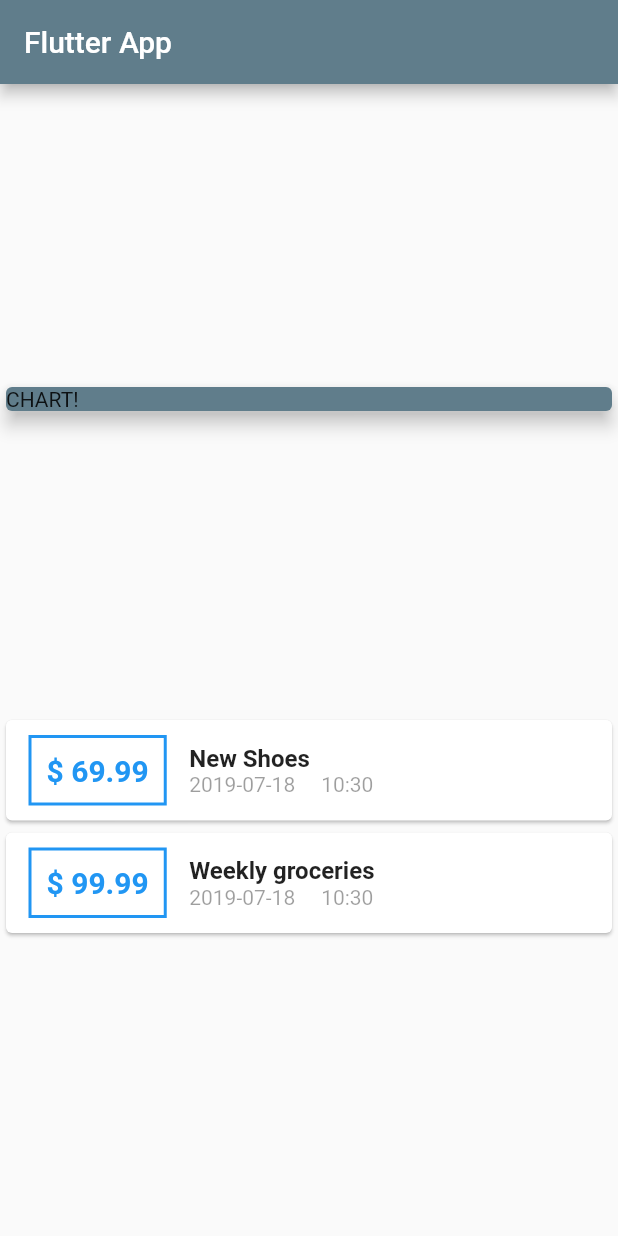
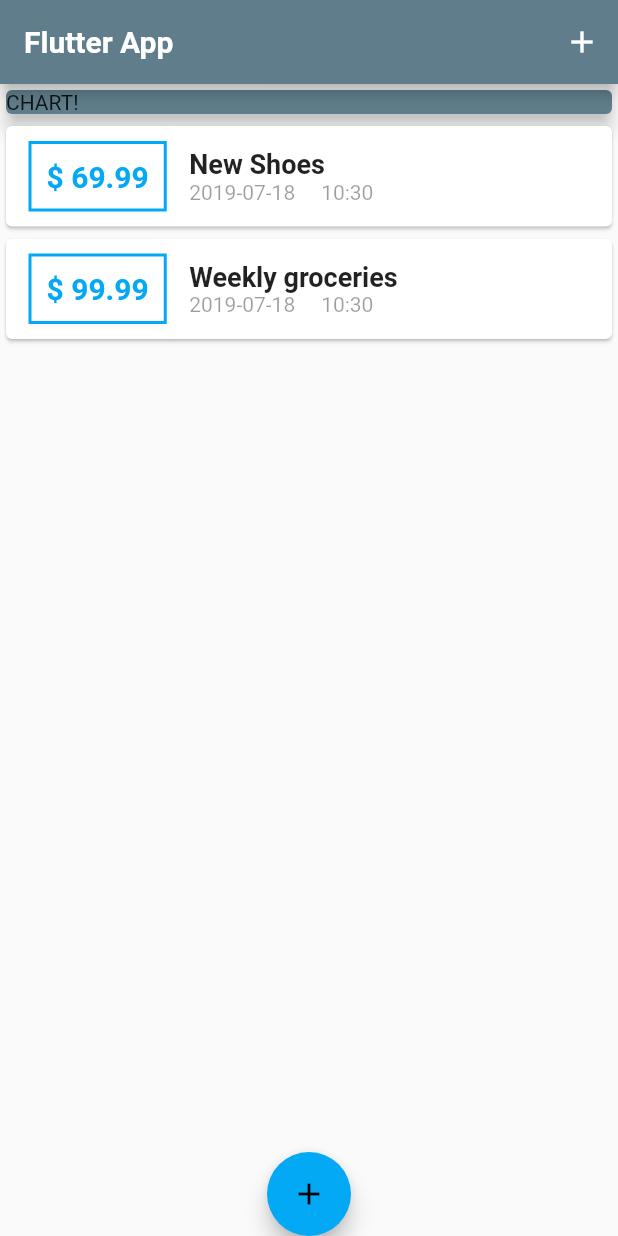
Before and after one commit to 123jkl6/personal_expenses, a Flutter app: the screen it shows after launch, on a phone screen of 412 x 824 dp. Run offline on Flutter 3.47's test engine with Material 2 defaults, Android fonts, the phone set to English and light mode, and no system bars; Roboto replaces fonts that are missing (OpenSans).

Commit message:
Added form feature and also added global theme for text and color.

```diff
--- a/lib/main.dart
+++ b/lib/main.dart
@@ -1,6 +1,9 @@
 import "package:flutter/material.dart";
-import "package:intl/intl.dart";
-import './transaction.dart';
+import 'package:personal_expenses/widgets/new_transaction.dart';
+
+import 'package:personal_expenses/widgets/user_transactions.dart';
+
+import 'models/transaction.dart';
 
 void main() => runApp(Home());
 
@@ -8,13 +11,42 @@ class Home extends StatelessWidget {
   @override
   Widget build(BuildContext context) {
     return MaterialApp(
-      theme: ThemeData(primaryColor: Colors.blueGrey),
+      theme: ThemeData(
+        primarySwatch: Colors.blueGrey,
+        accentColor: Colors.lightBlue,
+        fontFamily: "Quicksand",
+        textTheme: ThemeData.light().textTheme.copyWith(
+              title: TextStyle(
+                fontFamily: "OpenSans",
+                fontWeight: FontWeight.bold,
+                fontSize: 18,
+              ),
+            ),
+        appBarTheme: AppBarTheme(
+          textTheme: ThemeData.light().textTheme.copyWith(
+                title: TextStyle(
+                  fontFamily: "OpenSans",
+                  fontSize: 20,
+                  fontWeight: FontWeight.bold,
+                ),
+              ),
+        ),
+      ),
       home: HomePage(),
     );
   }
 }
 
-class HomePage extends StatelessWidget {
+class HomePage extends StatefulWidget {
+  @override
+  State<StatefulWidget> createState() {
+    return _HomePageState();
+  }
+}
+
+class _HomePageState extends State {
+  final titleController = TextEditingController();
+  final amountController = TextEditingController();
   final List<Transaction> _transactions = [
     Transaction(
       id: "t1",
@@ -30,14 +62,50 @@ class HomePage extends StatelessWidget {
     ),
   ];
 
+  void _addNewTransaction(String title, double amount) {
+    final newTxn = Transaction(
+      title: title,
+      amount: amount,
+      date: DateTime.now(),
+      id: DateTime.now().toString(),
+    );
+
+    setState(() {
+      _transactions.add(newTxn);
+    });
+  }
+
+  void startAddNewTransaction(BuildContext ctx) {
+    showModalBottomSheet(
+        context: ctx,
+        builder: (_) {
+          return GestureDetector(
+            onTap: () {},
+            child: NewTransaction(addNewTransaction: _addNewTransaction),
+            behavior: HitTestBehavior.opaque,
+          );
+        });
+  }
+
   @override
   Widget build(BuildContext context) {
     return Scaffold(
       appBar: AppBar(
         title: Text("Flutter App"),
+        actions: <Widget>[
+          IconButton(
+            icon: Icon(
+              Icons.add,
             ),
-      body: Column(
-        mainAxisAlignment: MainAxisAlignment.spaceEvenly,
+            onPressed: () {
+              startAddNewTransaction(context);
+            },
+          )
+        ],
+      ),
+      body: SingleChildScrollView(
+        child: Column(
+          //mainAxisAlignment: MainAxisAlignment.spaceEvenly,
           crossAxisAlignment: CrossAxisAlignment.stretch,
           children: <Widget>[
             Card(
@@ -48,58 +116,18 @@ class HomePage extends StatelessWidget {
               ),
               elevation: 5,
             ),
-          Column(
-            children: _transactions
-                .map(
-                  (oneTransaction) => Card(
-                    child: Row(
-                      children: <Widget>[
-                        Container(
-                          margin: EdgeInsets.symmetric(
-                            horizontal: 15.0,
-                            vertical: 10.0,
-                          ),
-                          decoration: BoxDecoration(
-                            border: Border.all(
-                              color: Theme.of(context).accentColor,
-                              width: 2,
-                            ),
-                          ),
-                          padding: EdgeInsets.all(10.0),
-                          child: Text(
-                            "\$ ${oneTransaction.amount.toString()}",
-                            style: TextStyle(
-                              fontWeight: FontWeight.bold,
-                              fontSize: 20,
-                              color: Theme.of(context).accentColor,
-                            ),
-                          ),
-                        ),
-                        Column(
-                          crossAxisAlignment: CrossAxisAlignment.start,
-                          children: <Widget>[
-                            Text(
-                              oneTransaction.title,
-                              style: TextStyle(
-                                fontSize: 16,
-                                fontWeight: FontWeight.bold,
-                              ),
-                            ),
-                            Text(
-                              DateFormat("yyyy-MM-dd     HH:mm").format(oneTransaction.date),
-                              style: TextStyle(
-                                color: Colors.black38,
-                              ),
-                            ),
-                          ],
+            UserTransactions(
+              transactions: _transactions,
             ),
           ],
         ),
       ),
-                )
-                .toList(),
-          ),
-        ],
+      floatingActionButtonLocation: FloatingActionButtonLocation.centerDocked,
+      floatingActionButton: FloatingActionButton(
+        child: Icon(Icons.add),
+        onPressed: () {
+          startAddNewTransaction(context);
+        },
       ),
     );
   }
--- /dev/null
+++ b/lib/widgets/transaction_list.dart
@@ -0,0 +1,65 @@
+import "package:flutter/material.dart";
+import "package:intl/intl.dart";
+
+import "../models/transaction.dart";
+
+class TransactionList extends StatelessWidget {
+  final List<Transaction> transactions;
+
+  TransactionList({this.transactions});
+
+  @override
+  Widget build(BuildContext context) {
+    return Container(
+      height: 300,
+      child: ListView.builder(
+        itemCount: transactions.length,
+        itemBuilder: (ctx, index) {
+          return Card(
+            child: Row(
+              children: <Widget>[
+                Container(
+                  margin: EdgeInsets.symmetric(
+                    horizontal: 15.0,
+                    vertical: 10.0,
+                  ),
+                  decoration: BoxDecoration(
+                    border: Border.all(
+                      color: Theme.of(context).accentColor,
+                      width: 2,
+                    ),
+                  ),
+                  padding: EdgeInsets.all(10.0),
+                  child: Text(
+                    "\$ ${transactions[index].amount.toStringAsFixed(2)}",
+                    style: TextStyle(
+                      fontWeight: FontWeight.bold,
+                      fontSize: 20,
+                      color: Theme.of(context).accentColor,
+                    ),
+                  ),
+                ),
+                Column(
+                  crossAxisAlignment: CrossAxisAlignment.start,
+                  children: <Widget>[
+                    Text(
+                      transactions[index].title,
+                      style: Theme.of(context).textTheme.title,
+                    ),
+                    Text(
+                      DateFormat("yyyy-MM-dd     HH:mm")
+                          .format(transactions[index].date),
+                      style: TextStyle(
+                        color: Colors.black38,
+                      ),
+                    ),
+                  ],
+                ),
+              ],
+            ),
+          );
+        },
+      ),
+    );
+  }
+}
--- /dev/null
+++ b/lib/widgets/user_transactions.dart
@@ -0,0 +1,19 @@
+import "package:flutter/material.dart";
+import 'package:personal_expenses/models/transaction.dart';
+import 'package:personal_expenses/widgets/new_transaction.dart';
+import 'package:personal_expenses/widgets/transaction_list.dart';
+
+class UserTransactions extends StatelessWidget {
+  final List<Transaction> transactions;
+
+  UserTransactions({this.transactions});
+
+  @override
+  Widget build(BuildContext context) {
+    return Column(
+      children: <Widget>[
+        TransactionList(transactions: transactions,),
+      ],
+    );
+  }
+}
```
Also changed, not shown: lib/widgets/new_transaction.dart (added, +67 -0 lines), pubspec.yaml (+11 -11 lines), lib/assets/fonts/OpenSans-Bold.ttf (added), lib/assets/fonts/OpenSans-Regular.ttf (added), lib/assets/fonts/Quicksand-Bold.ttf (added), lib/assets/fonts/Quicksand-Light.ttf (added), lib/assets/fonts/Quicksand-Medium.ttf (added), lib/assets/fonts/Quicksand-Regular.ttf (added), lib/models/transaction.dart (renamed from lib/transaction.dart). Lines whose indentation alone changed are shown as unchanged.
